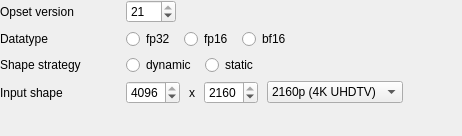
Before: the Qt Designer form ui/designer/ui_onnx_conversion_widget.ui in herlegon/hconvert, drawn with Qt 5.
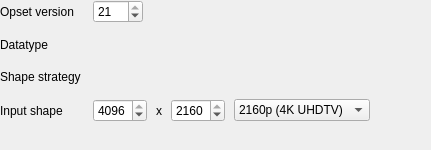
After: the same form once the commit is applied. Custom widgets are drawn as their Qt base class.

```diff
--- a/ui/designer/ui_onnx_conversion_widget.ui
+++ b/ui/designer/ui_onnx_conversion_widget.ui
@@ -6,8 +6,8 @@
    <rect>
     <x>0</x>
     <y>0</y>
-    <width>462</width>
-    <height>136</height>
+    <width>431</width>
+    <height>150</height>
    </rect>
   </property>
   <property name="windowTitle">
@@ -32,25 +32,13 @@
    <item>
     <layout class="QFormLayout" name="main_layout">
      <property name="horizontalSpacing">
-      <number>6</number>
+      <number>12</number>
      </property>
      <property name="verticalSpacing">
-      <number>6</number>
+      <number>12</number>
      </property>
      <item row="0" column="0">
       <widget class="QLabel" name="label_version">
-       <property name="sizePolicy">
-        <sizepolicy hsizetype="Minimum" vsizetype="Preferred">
-         <horstretch>0</horstretch>
-         <verstretch>0</verstretch>
-        </sizepolicy>
-       </property>
-       <property name="minimumSize">
-        <size>
-         <width>120</width>
-         <height>0</height>
-        </size>
-       </property>
        <property name="text">
         <string>Opset version</string>
        </property>
@@ -100,49 +88,7 @@
         <number>9</number>
        </property>
        <item>
-        <widget class="QRadioButton" name="radio_fp32">
-         <property name="enabled">
-          <bool>true</bool>
-         </property>
-         <property name="text">
-          <string>fp32</string>
-         </property>
-         <property name="checkable">
-          <bool>true</bool>
-         </property>
-         <property name="checked">
-          <bool>false</bool>
-         </property>
-         <attribute name="buttonGroup">
-          <string notr="true">group_dtypes</string>
-         </attribute>
-        </widget>
-       </item>
-       <item>
-        <widget class="QRadioButton" name="radio_fp16">
-         <property name="text">
-          <string>fp16</string>
-         </property>
-         <property name="checkable">
-          <bool>true</bool>
-         </property>
-         <attribute name="buttonGroup">
-          <string notr="true">group_dtypes</string>
-         </attribute>
-        </widget>
-       </item>
-       <item>
-        <widget class="QRadioButton" name="radio_bf16">
-         <property name="text">
-          <string>bf16</string>
-         </property>
-         <property name="checkable">
-          <bool>true</bool>
-         </property>
-         <attribute name="buttonGroup">
-          <string notr="true">group_dtypes</string>
-         </attribute>
-        </widget>
+        <widget class="HButtonGroup" name="h_button_group_dtypes"/>
        </item>
        <item>
         <spacer name="horizontalSpacer_6">
@@ -175,42 +121,7 @@
         <number>9</number>
        </property>
        <item>
-        <widget class="QRadioButton" name="radio_dynamic">
-         <property name="text">
-          <string>dynamic</string>
-         </property>
-         <property name="checkable">
-          <bool>true</bool>
-         </property>
-         <property name="checked">
-          <bool>false</bool>
-         </property>
-         <property name="autoExclusive">
-          <bool>true</bool>
-         </property>
-         <attribute name="buttonGroup">
-          <string notr="true">group_shape_strategy</string>
-         </attribute>
-        </widget>
-       </item>
-       <item>
-        <widget class="QRadioButton" name="radio_static">
-         <property name="text">
-          <string>static</string>
-         </property>
-         <property name="checkable">
-          <bool>true</bool>
-         </property>
-         <property name="checked">
-          <bool>false</bool>
-         </property>
-         <property name="autoExclusive">
-          <bool>true</bool>
-         </property>
-         <attribute name="buttonGroup">
-          <string notr="true">group_shape_strategy</string>
-         </attribute>
-        </widget>
+        <widget class="HButtonGroup" name="h_button_group_shapes"/>
        </item>
        <item>
         <spacer name="horizontalSpacer_7">
@@ -347,6 +258,13 @@
    </item>
   </layout>
  </widget>
+ <customwidgets>
+  <customwidget>
+   <class>HButtonGroup</class>
+   <extends>QWidget</extends>
+   <header>hwidgets</header>
+  </customwidget>
+ </customwidgets>
  <resources/>
  <connections/>
  <buttongroups>
```
